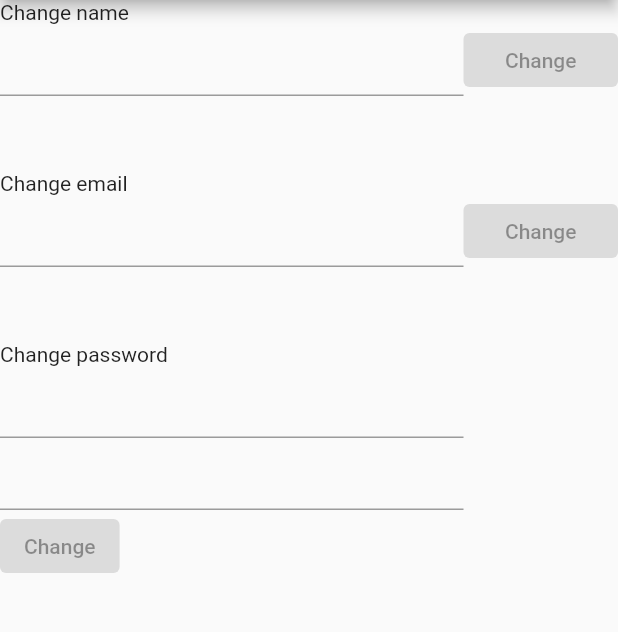
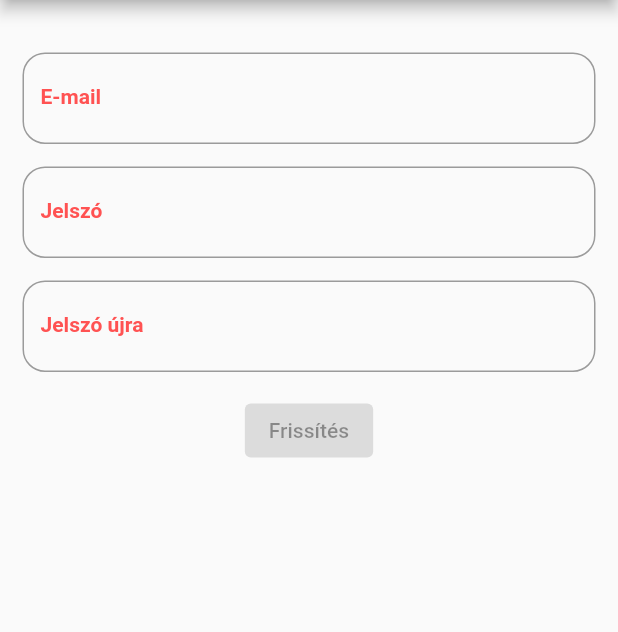
Before and after one commit to Plasius/all_in_fest, a Flutter app: the screen it shows after launch, after a tap on "Settings page", on a phone screen of 412 x 824 dp, the part 84-716 px from its top. Run offline on Flutter 3.47's test engine with Material 2 defaults, Android fonts, the phone set to English and light mode, and no system bars; our stand-ins replace cloud_firestore, date_field, firebase_auth, firebase_core, material_design_icons_flutter, photo_view; accounts and stored records are empty.

Commit message:
profile/settings page

```diff
--- a/lib/main.dart
+++ b/lib/main.dart
@@ -6,6 +6,7 @@ import 'package:all_in_fest/pages/matches_page.dart';
 import 'package:all_in_fest/pages/login_page.dart';
 import 'package:all_in_fest/pages/register_page.dart';
 import 'package:all_in_fest/pages/swipe_page.dart';
+import 'package:all_in_fest/pages/profile_page.dart';
 import 'package:firebase_core/firebase_core.dart';
 import 'package:provider/provider.dart';
 import 'firebase_options.dart';
@@ -205,6 +206,20 @@ class _MyHomePageState extends State<MyHomePage> {
                       border: Border.all(color: Colors.black)),
                 ),
               ),
+              GestureDetector(
+                onTap: () => Navigator.push(
+                    context,
+                    MaterialPageRoute(
+                        builder: (context) => const ProfilePage())),
+                child: Container(
+                  padding: const EdgeInsets.all(15),
+                  child: const Center(child: Text("Profile page")),
+                  width: MediaQuery.of(context).size.width,
+                  decoration: BoxDecoration(
+                      borderRadius: BorderRadius.circular(25),
+                      border: Border.all(color: Colors.black)),
+                ),
+              ),
             ],
           ),
         ));
--- a/lib/pages/settings_page.dart
+++ b/lib/pages/settings_page.dart
@@ -29,66 +29,8 @@ class _SettingsPageState extends State<SettingsPage> {
           fit: BoxFit.contain,
         ),
       ),
-      body: Align(
-          alignment: Alignment.topLeft,
-          child: Column(
-            children: [
-              //name
-              const Align(
-                  alignment: Alignment.topLeft, child: Text("Change name")),
-              Row(
-                children: [
-                  SizedBox(
-                      width: MediaQuery.of(context).size.width * 0.75,
-                      child: const TextField()),
-                  SizedBox(
-                      width: MediaQuery.of(context).size.width * 0.25,
-                      child: const ElevatedButton(
-                          onPressed: null, child: Text("Change"))),
-                ],
-              ),
-
-              const SizedBox(height: 50),
-              //email
-              const Align(
-                  alignment: Alignment.topLeft, child: Text("Change email")),
-              Row(
-                children: [
-                  SizedBox(
-                      width: MediaQuery.of(context).size.width * 0.75,
-                      child: const TextField()),
-                  SizedBox(
-                      width: MediaQuery.of(context).size.width * 0.25,
-                      child: const ElevatedButton(
-                          onPressed: null, child: Text("Change"))),
-                ],
-              ),
-
-              const SizedBox(height: 50),
-              //password
-              const Align(
-                  alignment: Alignment.topLeft, child: Text("Change password")),
-
-              Align(
-                alignment: Alignment.topLeft,
-                child: SizedBox(
-                    width: MediaQuery.of(context).size.width * 0.75,
-                    child: const TextField()),
-              ),
-
-              Align(
-                alignment: Alignment.topLeft,
-                child: SizedBox(
-                    width: MediaQuery.of(context).size.width * 0.75,
-                    child: const TextField()),
-              ),
-
-              const Align(
-                alignment: Alignment.topLeft,
-                child: ElevatedButton(onPressed: null, child: Text("Change")),
-              )
-            ],
-          )),
+      body:
+        editBody()
     ));
   }
 
@@ -98,56 +40,19 @@ class _SettingsPageState extends State<SettingsPage> {
         padding: const EdgeInsets.all(15),
         child: Column(
           children: [
-            Padding(
-              padding: const EdgeInsets.only(top: 15),
-              child: Center(
-                child: Stack(
-                  children: [
-                    Container(
-                      width: 130,
-                      height: 130,
-                      decoration: BoxDecoration(
-                          shape: BoxShape.circle,
-                          image: DecorationImage(
-                              image: AssetImage("assets/logo.png"),
-                              fit: BoxFit.cover),
-                          boxShadow: [
-                            BoxShadow(
-                                spreadRadius: 2,
-                                blurRadius: 5,
-                                offset: Offset(0, 3),
-                                color: Colors.grey.withOpacity(0.3))
-                          ]),
-                    ),
-                    Positioned(
-                      child: Container(
-                        height: 40,
-                        width: 40,
-                        decoration: BoxDecoration(
-                            color: Colors.redAccent, shape: BoxShape.circle),
-                        child: Icon(
-                          MdiIcons.cameraPlus,
-                          color: Colors.white,
-                        ),
-                      ),
-                      bottom: 0,
-                      right: 0,
-                    )
-                  ],
-                ),
-              ),
-            ),
+
             SizedBox(
               height: 20,
             ),
+
             TextField(
               decoration: InputDecoration(
-                  labelText: 'Name',
+                  labelText: 'E-mail',
                   labelStyle: TextStyle(
                       color: Colors.redAccent,
                       fontSize: 14,
                       fontWeight: FontWeight.bold),
-                  hintText: 'Corfessions',
+                  hintText: 'radev.anthony@uni-corvinus.hu',
                   hintStyle: TextStyle(
                       color: Colors.grey.withOpacity(0.3),
                       fontSize: 18,
@@ -155,86 +60,56 @@ class _SettingsPageState extends State<SettingsPage> {
                   border: OutlineInputBorder(
                       borderRadius: BorderRadius.circular(15))),
             ),
+
             SizedBox(
               height: 15,
             ),
-            DateTimeField(
-              onDateSelected: (DateTime value) => setState(() {
-                selectedDate = value;
-              }),
-              selectedDate: selectedDate,
-              mode: DateTimeFieldPickerMode.date,
-              firstDate: DateTime(1922, 1),
-              lastDate: DateTime.now(),
-              decoration: InputDecoration(
-                  border: OutlineInputBorder(
-                    borderRadius: BorderRadius.circular(15),
-                  ),
-                  hintStyle: TextStyle(
-                      color: Colors.grey.withOpacity(0.3),
-                      fontSize: 18,
-                      fontWeight: FontWeight.normal),
-                  labelText: 'Birth date',
-                  labelStyle: TextStyle(
-                      color: Colors.redAccent,
-                      fontSize: 14,
-                      fontWeight: FontWeight.bold)),
-            ),
-            SizedBox(
-              height: 15,
-            ),
+
             TextField(
               decoration: InputDecoration(
-                  labelText: 'Major',
+                  labelText: 'Jelszó',
                   labelStyle: TextStyle(
                       color: Colors.redAccent,
                       fontSize: 14,
                       fontWeight: FontWeight.bold),
-                  hintText: 'Major',
+                  hintText: 'wellbe#top100',
                   hintStyle: TextStyle(
                       color: Colors.grey.withOpacity(0.3),
                       fontSize: 18,
                       fontWeight: FontWeight.normal),
                   border: OutlineInputBorder(
-                    borderRadius: BorderRadius.circular(15),
-                  )),
+                      borderRadius: BorderRadius.circular(15))),
             ),
+
             SizedBox(
               height: 15,
             ),
+
             TextField(
               decoration: InputDecoration(
-                  labelText: 'Biography',
+                  labelText: 'Jelszó újra',
                   labelStyle: TextStyle(
                       color: Colors.redAccent,
                       fontSize: 14,
                       fontWeight: FontWeight.bold),
-                  hintText: 'About me',
+                  hintText: 'wellbe#top100',
                   hintStyle: TextStyle(
                       color: Colors.grey.withOpacity(0.3),
                       fontSize: 18,
                       fontWeight: FontWeight.normal),
                   border: OutlineInputBorder(
-                    borderRadius: BorderRadius.circular(15),
-                  )),
-              maxLength: 500,
-              maxLines: 10,
+                      borderRadius: BorderRadius.circular(15))),
             ),
+
             SizedBox(
               height: 15,
             ),
-            Center(
-              child: Text(
-                'My interests',
-                style: TextStyle(
-                    color: Colors.redAccent,
-                    fontSize: 22,
-                    fontWeight: FontWeight.bold),
-              ),
-            ),
-            SizedBox(
-              height: 15,
-            ),
+
+            const ElevatedButton(
+              child: Text('Frissítés'),
+              onPressed: null,
+            )
+
           ],
         ),
       ),
--- a/pubspec.yaml
+++ b/pubspec.yaml
@@ -77,6 +77,7 @@ flutter:
     - lib/assets/images/artist.png
     - lib/assets/images/angry-annoyed.gif
     - lib/assets/images/terkep.png
+    - lib/assets/images/mr_radev.jpeg
   #   - images/a_dot_burr.jpeg
   #   - images/a_dot_ham.jpeg
 
```
Also changed, not shown: lib/pages/profile_page.dart (added, +175 -0 lines), lib/assets/images/mr_radev.jpeg (added).
